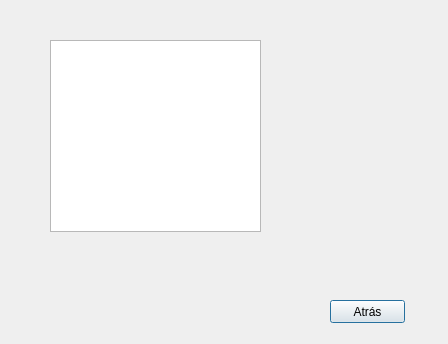
The window that ranking.ui (luifevas/Sudoku) describes before a commit, drawn with Qt 5.
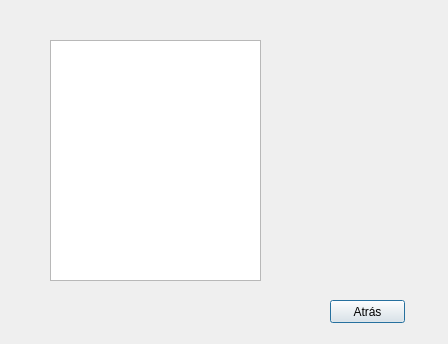
The same window after the commit.

Commit message: presentación de ranking corregido los headers

```diff
--- a/ranking.ui
+++ b/ranking.ui
@@ -32,7 +32,7 @@
      <x>50</x>
      <y>40</y>
      <width>211</width>
-     <height>192</height>
+     <height>241</height>
     </rect>
    </property>
   </widget>
```
The commit also changes 1 other file.
